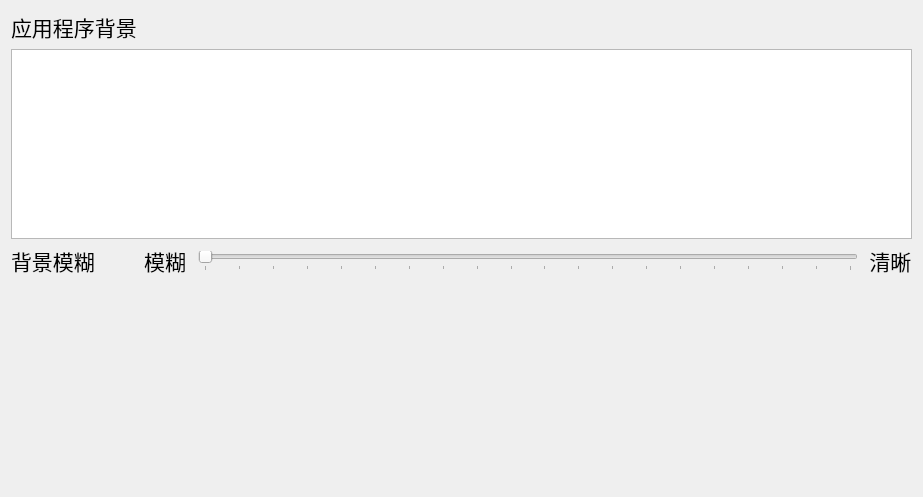
The window that MainApp/MainAppSettingPage.ui (Reverier-Xu/ISAE) describes before a commit, drawn with Qt 5.
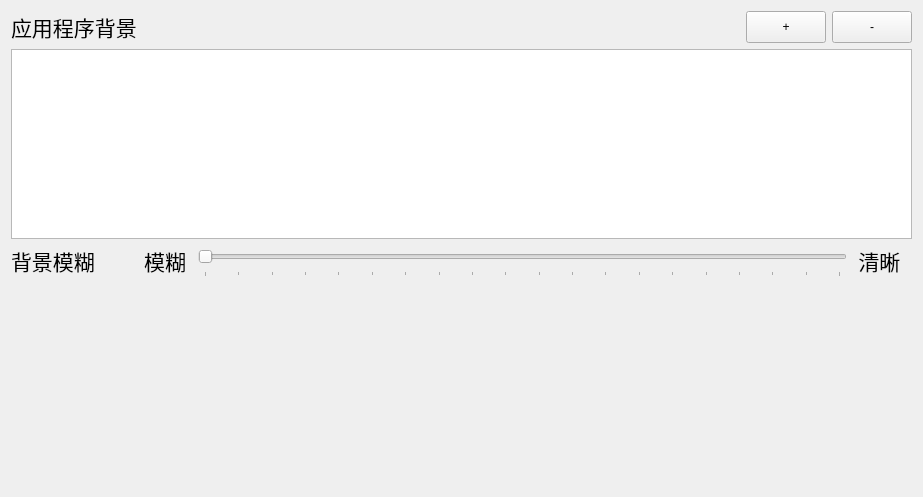
The same window after the commit.

Patch:
```diff
--- a/MainApp/MainAppSettingPage.ui
+++ b/MainApp/MainAppSettingPage.ui
@@ -15,7 +15,15 @@
   </property>
   <layout class="QVBoxLayout" name="verticalLayout">
    <item>
+    <layout class="QHBoxLayout" name="horizontalLayout">
+     <item>
     <widget class="QLabel" name="backgroundChooseLabel">
+       <property name="minimumSize">
+        <size>
+         <width>0</width>
+         <height>32</height>
+        </size>
+       </property>
      <property name="font">
       <font>
        <family>文泉驿等宽微米黑</family>
@@ -28,6 +36,47 @@
     </widget>
    </item>
    <item>
+      <spacer name="horizontalSpacer">
+       <property name="orientation">
+        <enum>Qt::Horizontal</enum>
+       </property>
+       <property name="sizeHint" stdset="0">
+        <size>
+         <width>40</width>
+         <height>20</height>
+        </size>
+       </property>
+      </spacer>
+     </item>
+     <item>
+      <widget class="QPushButton" name="addButton">
+       <property name="minimumSize">
+        <size>
+         <width>54</width>
+         <height>32</height>
+        </size>
+       </property>
+       <property name="text">
+        <string>+</string>
+       </property>
+      </widget>
+     </item>
+     <item>
+      <widget class="QPushButton" name="deleteButton">
+       <property name="minimumSize">
+        <size>
+         <width>54</width>
+         <height>32</height>
+        </size>
+       </property>
+       <property name="text">
+        <string>-</string>
+       </property>
+      </widget>
+     </item>
+    </layout>
+   </item>
+   <item>
     <widget class="QListWidget" name="backgroundImageChooser">
      <property name="minimumSize">
       <size>
@@ -84,6 +133,12 @@
      </item>
      <item>
       <widget class="QSlider" name="horizontalSlider">
+       <property name="minimumSize">
+        <size>
+         <width>0</width>
+         <height>32</height>
+        </size>
+       </property>
        <property name="minimum">
         <number>5</number>
        </property>
@@ -112,6 +167,12 @@
      </item>
      <item>
       <widget class="QLabel" name="clearLabel">
+       <property name="minimumSize">
+        <size>
+         <width>0</width>
+         <height>32</height>
+        </size>
+       </property>
        <property name="font">
         <font>
          <family>文泉驿等宽微米黑</family>
@@ -119,7 +180,7 @@
         </font>
        </property>
        <property name="text">
-        <string> 清晰</string>
+        <string> 清晰  </string>
        </property>
       </widget>
      </item>
```
Left out of the diff: 6 changed lines with no effect on the pictures. Lines whose indentation alone changed are shown as unchanged.
